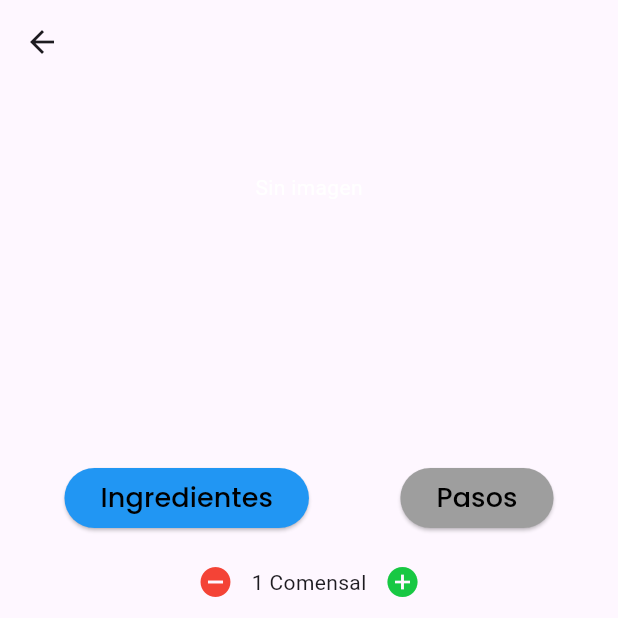
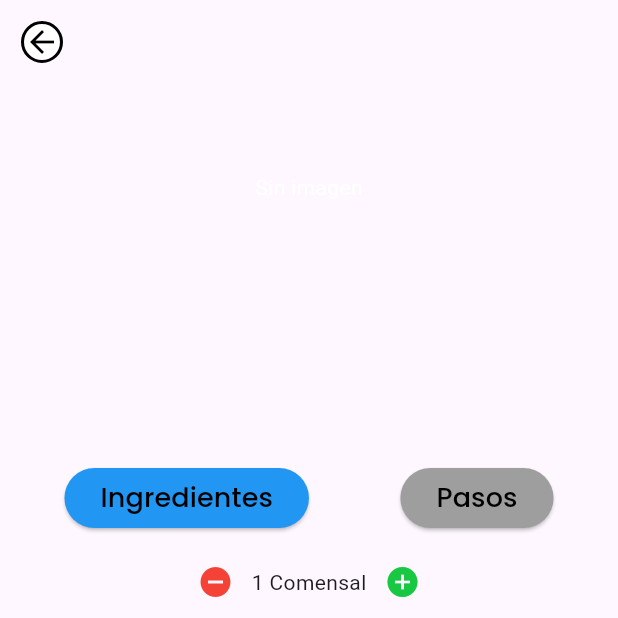
Before and after one commit to gentlemani/flutterSchool, a Flutter app: the RecipeDetail screen opened directly with empty values, on a phone screen of 412 x 824 dp, the top half of it. Run offline on Flutter 3.47's test engine with Material 3 defaults, Android fonts, the phone set to English and light mode, and no system bars; our stand-ins replace cloud_firestore, email_validator, firebase_auth, firebase_core, firebase_storage, flutter_dotenv and 1 more; accounts and stored records are empty; network calls fail.

Commit message:
Cambios mostrar receta

```diff
--- a/lib/screens/home/dish_home/recipe_detail.dart
+++ b/lib/screens/home/dish_home/recipe_detail.dart
@@ -1,4 +1,5 @@
 import 'package:eatsily/constants/constants.dart';
+import 'package:eatsily/widgets/home/back_button_icon_recipe.dart';
 import 'package:eatsily/widgets/home/recipe_steps_widget.dart';
 import 'package:eatsily/widgets/home/vote_section_widget.dart';
 import 'package:eatsily/widgets/home/diners_counter_widget.dart';
@@ -57,6 +58,7 @@ class _RecipeDetailState extends State<RecipeDetail> {
       body: CustomScrollView(
         slivers: [
           SliverAppBar(
+            leading: BackButtonIconRecipe(onPressed: () => Navigator.pop(context),),
             expandedHeight: 250,
             flexibleSpace: FlexibleSpaceBar(
               background: recipeImageUrl != null
--- /dev/null
+++ b/lib/widgets/home/back_button_icon_recipe.dart
@@ -0,0 +1,29 @@
+import 'package:flutter/material.dart';
+
+class BackButtonIconRecipe extends StatelessWidget {
+  final VoidCallback onPressed;
+
+  const BackButtonIconRecipe({super.key, required this.onPressed});
+
+  @override
+  Widget build(BuildContext context) {
+    return IconButton(
+      icon: Container(
+        decoration: _backButtonDecoration(),
+        child: const Icon(
+          Icons.arrow_back,
+          color: Color.fromARGB(255, 0, 0, 0),
+        ),
+      ),
+      onPressed: onPressed,
+    );
+  }
+
+  BoxDecoration _backButtonDecoration() {
+    return BoxDecoration(
+      color: Colors.white,
+      shape: BoxShape.circle,
+      border: Border.all(color: Colors.black, width: 2),
+    );
+  }
+}
```
